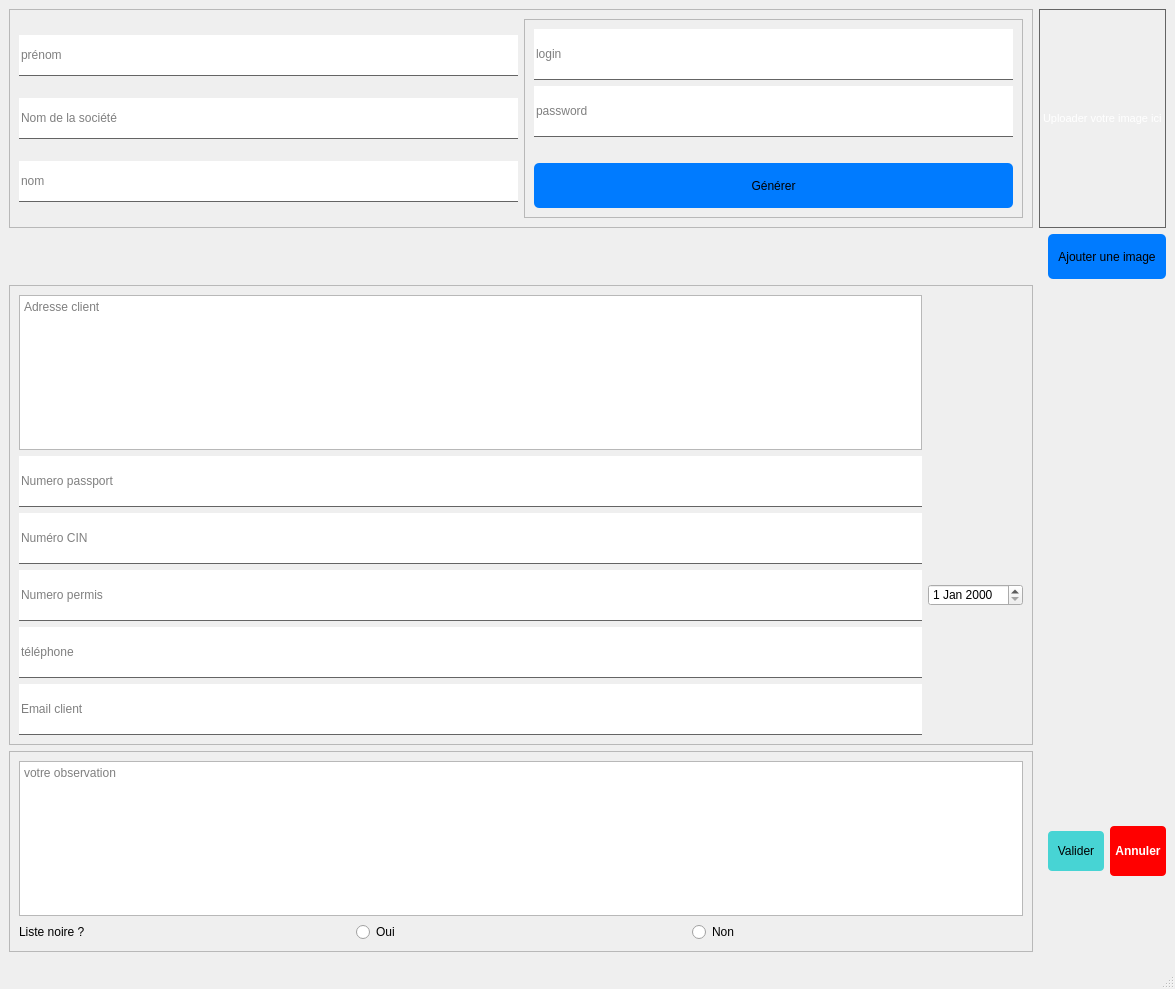
Qt form editClient_ui.ui (walidhabbach/Car-Rental-Desktop-app) before a commit.
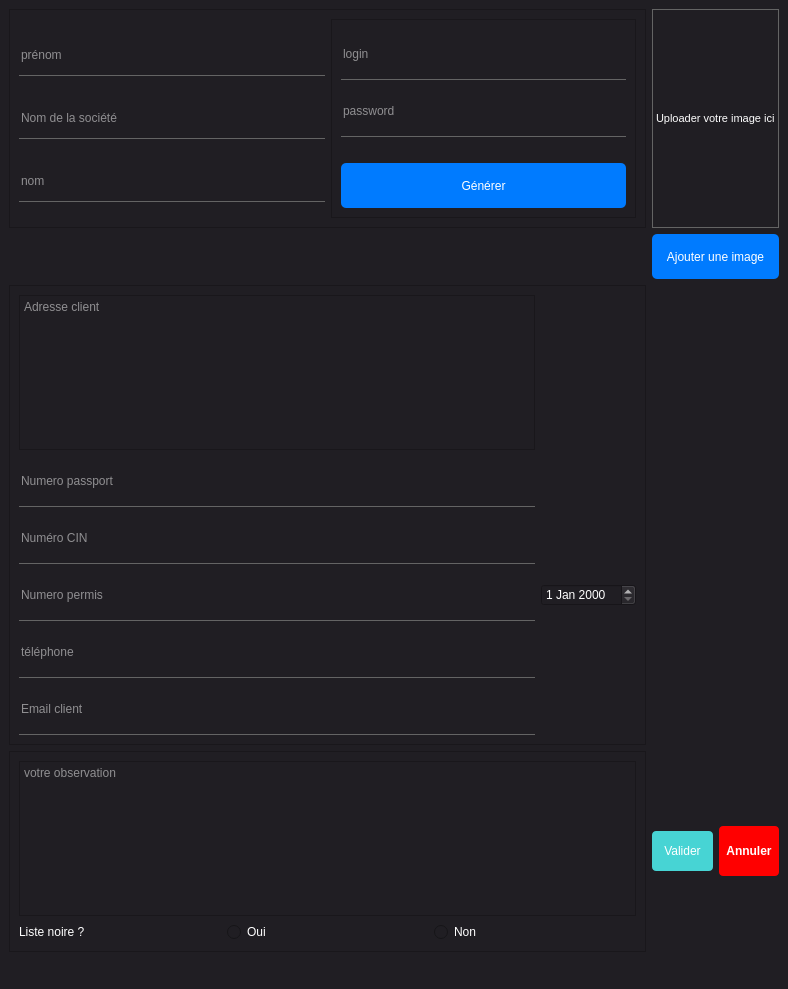
The same form after that commit.

```diff
--- a/editClient_ui.ui
+++ b/editClient_ui.ui
@@ -6,7 +6,7 @@
    <rect>
     <x>0</x>
     <y>0</y>
-    <width>1175</width>
+    <width>788</width>
     <height>989</height>
    </rect>
   </property>
@@ -14,13 +14,34 @@
    <string>MainWindow</string>
   </property>
   <property name="styleSheet">
-   <string notr="true">
-color: black;</string>
+   <string notr="true">background-color: rgb(32,30,35);
+color: white;</string>
   </property>
   <widget class="QWidget" name="centralwidget">
    <layout class="QGridLayout" name="gridLayout_6">
     <item row="1" column="0">
      <layout class="QGridLayout" name="gridLayout_5">
+      <item row="0" column="2" colspan="2">
+       <widget class="QLabel" name="image_label_cli">
+        <property name="font">
+         <font>
+          <family>MS Shell Dlg 2</family>
+          <pointsize>8</pointsize>
+          <weight>50</weight>
+          <italic>false</italic>
+          <bold>false</bold>
+         </font>
+        </property>
+        <property name="styleSheet">
+         <string notr="true">color: white;
+border: 1px solid rgb(100,100,100);
+font: 8pt &quot;MS Shell Dlg 2&quot;;</string>
+        </property>
+        <property name="text">
+         <string>Uploader votre image ici</string>
+        </property>
+       </widget>
+      </item>
       <item row="6" column="2" colspan="2">
        <layout class="QHBoxLayout" name="horizontalLayout"/>
       </item>
@@ -472,27 +493,6 @@
         </property>
        </widget>
       </item>
-      <item row="0" column="1" colspan="3">
-       <widget class="QLabel" name="image_label_cli">
-        <property name="font">
-         <font>
-          <family>MS Shell Dlg 2</family>
-          <pointsize>8</pointsize>
-          <weight>50</weight>
-          <italic>false</italic>
-          <bold>false</bold>
-         </font>
-        </property>
-        <property name="styleSheet">
-         <string notr="true">color: white;
-border: 1px solid rgb(100,100,100);
-font: 8pt &quot;MS Shell Dlg 2&quot;;</string>
-        </property>
-        <property name="text">
-         <string>Uploader votre image ici</string>
-        </property>
-       </widget>
-      </item>
      </layout>
     </item>
    </layout>
```
Left out of the diff: 2 changed lines with no effect on the pictures.
